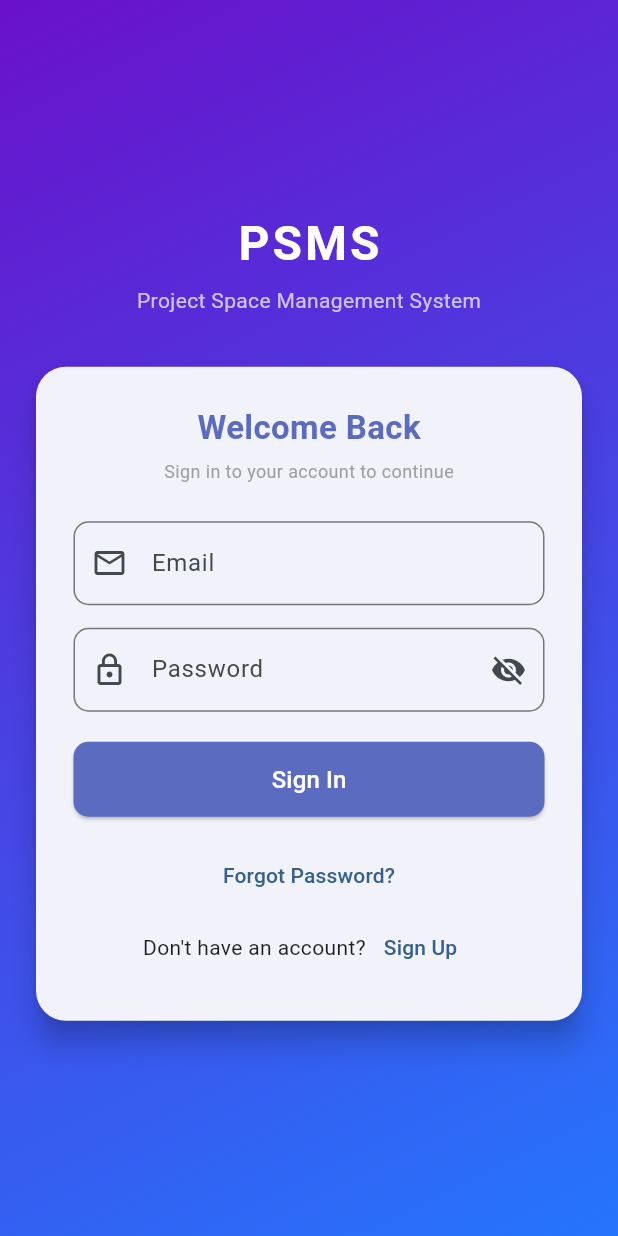
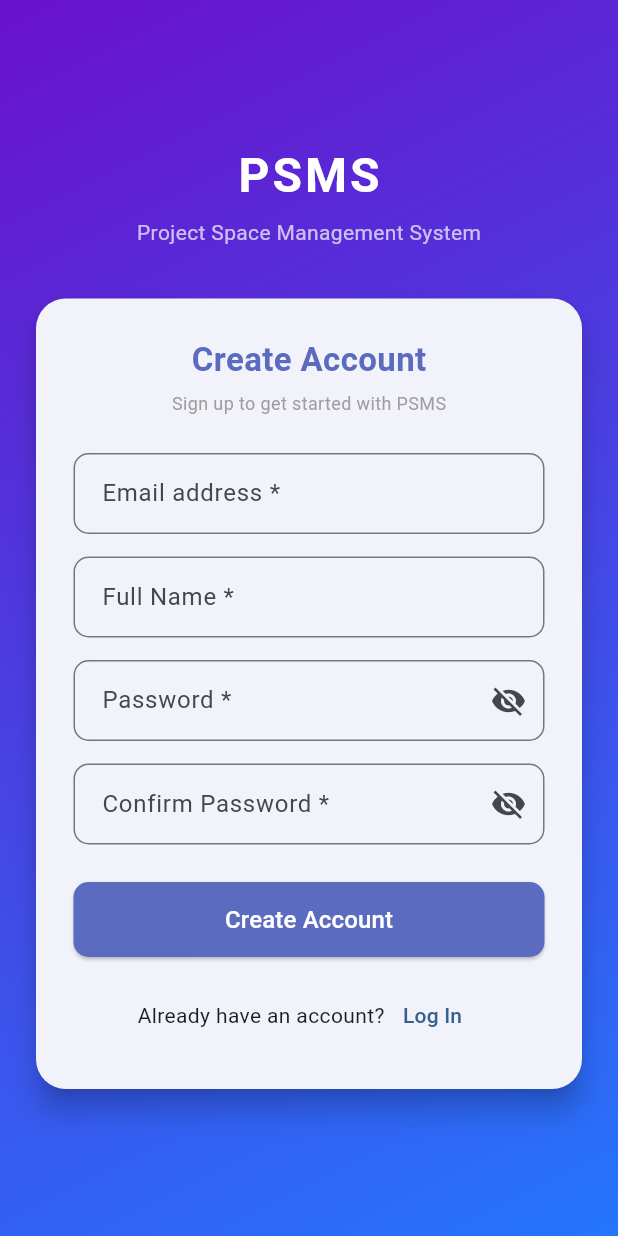
Before and after one commit to software-project-5-6/mobile, a Flutter app: the screen it shows after launch, after a tap on "Sign Up", on a phone screen of 412 x 824 dp. Run offline on Flutter 3.47's test engine with Material 3 defaults, Android fonts, the phone set to English and light mode, and no system bars.

Commit message:
Sign Up UI

```diff
--- a/lib/screens/login_screen.dart
+++ b/lib/screens/login_screen.dart
@@ -1,5 +1,6 @@
 import 'package:flutter/material.dart';
 import 'admin_dashboard.dart';
+import 'signup_screen.dart';
 
 class LoginScreen extends StatefulWidget {
   const LoginScreen({super.key});
@@ -163,7 +164,13 @@ class _LoginScreenState extends State<LoginScreen> {
                             children: [
                               const Text("Don't have an account?"),
                               TextButton(
-                                onPressed: () {},
+                                onPressed: () {
+                                  // Navigate to Sign Up Screen
+                                  Navigator.push(
+                                    context,
+                                    MaterialPageRoute(builder: (context) => const SignupScreen()),
+                                  );
+                                },
                                 child: const Text("Sign Up"),
                               ),
                             ],
--- /dev/null
+++ b/lib/screens/signup_screen.dart
@@ -0,0 +1,187 @@
+import 'package:flutter/material.dart';
+import 'login_screen.dart'; // Import Login to go back
+
+class SignupScreen extends StatefulWidget {
+  const SignupScreen({super.key});
+
+  @override
+  State<SignupScreen> createState() => _SignupScreenState();
+}
+
+class _SignupScreenState extends State<SignupScreen> {
+  // Controllers for text fields
+  final _emailController = TextEditingController();
+  final _nameController = TextEditingController();
+  final _passwordController = TextEditingController();
+  final _confirmPasswordController = TextEditingController();
+
+  // Toggles for password visibility
+  bool _isPasswordVisible = false;
+  bool _isConfirmPasswordVisible = false;
+
+  @override
+  Widget build(BuildContext context) {
+    return Scaffold(
+      body: Container(
+        width: double.infinity,
+        height: double.infinity,
+        // 1. PURPLE GRADIENT BACKGROUND (Same as Login)
+        decoration: const BoxDecoration(
+          gradient: LinearGradient(
+            begin: Alignment.topLeft,
+            end: Alignment.bottomRight,
+            colors: [Color(0xFF6A11CB), Color(0xFF2575FC)],
+          ),
+        ),
+        child: Center(
+          child: SingleChildScrollView(
+            child: Padding(
+              padding: const EdgeInsets.all(20.0),
+              child: Column(
+                mainAxisAlignment: MainAxisAlignment.center,
+                children: [
+                  // HEADER TEXT
+                  const Text(
+                    "PSMS",
+                    style: TextStyle(
+                      color: Colors.white,
+                      fontSize: 32,
+                      fontWeight: FontWeight.bold,
+                      letterSpacing: 2,
+                    ),
+                  ),
+                  const SizedBox(height: 5),
+                  const Text(
+                    "Project Space Management System",
+                    style: TextStyle(color: Colors.white70, fontSize: 14),
+                  ),
+                  const SizedBox(height: 30),
+
+                  // 2. THE SIGN UP CARD
+                  Card(
+                    elevation: 8,
+                    shape: RoundedRectangleBorder(
+                      borderRadius: BorderRadius.circular(20),
+                    ),
+                    child: Padding(
+                      padding: const EdgeInsets.all(25.0),
+                      child: Column(
+                        mainAxisSize: MainAxisSize.min,
+                        children: [
+                          const Text(
+                            "Create Account",
+                            style: TextStyle(
+                              fontSize: 22,
+                              fontWeight: FontWeight.bold,
+                              color: Color(0xFF5B6BBF),
+                            ),
+                          ),
+                          const SizedBox(height: 5),
+                          const Text(
+                            "Sign up to get started with PSMS",
+                            style: TextStyle(color: Colors.grey, fontSize: 12),
+                          ),
+                          const SizedBox(height: 25),
+
+                          // EMAIL FIELD
+                          _buildTextField("Email address *", _emailController, false),
+                          const SizedBox(height: 15),
+
+                          // FULL NAME FIELD
+                          _buildTextField("Full Name *", _nameController, false),
+                          const SizedBox(height: 15),
+
+                          // PASSWORD FIELD
+                          _buildPasswordField("Password *", _passwordController, _isPasswordVisible, () {
+                            setState(() {
+                              _isPasswordVisible = !_isPasswordVisible;
+                            });
+                          }),
+                          const SizedBox(height: 15),
+
+                          // CONFIRM PASSWORD FIELD
+                          _buildPasswordField("Confirm Password *", _confirmPasswordController, _isConfirmPasswordVisible, () {
+                            setState(() {
+                              _isConfirmPasswordVisible = !_isConfirmPasswordVisible;
+                            });
+                          }),
+                          const SizedBox(height: 25),
+
+                          // CREATE ACCOUNT BUTTON
+                          SizedBox(
+                            width: double.infinity,
+                            height: 50,
+                            child: ElevatedButton(
+                              style: ElevatedButton.styleFrom(
+                                backgroundColor: const Color(0xFF5B6BBF),
+                                foregroundColor: Colors.white,
+                                shape: RoundedRectangleBorder(
+                                  borderRadius: BorderRadius.circular(10),
+                                ),
+                              ),
+                              onPressed: () {
+                                // Add Sign Up Logic Later
+                                print("Sign Up Clicked");
+                              },
+                              child: const Text("Create Account", style: TextStyle(fontSize: 16)),
+                            ),
+                          ),
+                          const SizedBox(height: 15),
+
+                          // LINK BACK TO LOGIN
+                          Row(
+                            mainAxisAlignment: MainAxisAlignment.center,
+                            children: [
+                              const Text("Already have an account?"),
+                              TextButton(
+                                onPressed: () {
+                                  // Navigate back to Login
+                                  Navigator.pop(context);
+                                },
+                                child: const Text("Log In"),
+                              ),
+                            ],
+                          )
+                        ],
+                      ),
+                    ),
+                  ),
+                ],
+              ),
+            ),
+          ),
+        ),
+      ),
+    );
+  }
+
+  // Helper widget to build standard text fields
+  Widget _buildTextField(String label, TextEditingController controller, bool isPassword) {
+    return TextField(
+      controller: controller,
+      obscureText: isPassword,
+      decoration: InputDecoration(
+        labelText: label,
+        border: OutlineInputBorder(borderRadius: BorderRadius.circular(10)),
+        contentPadding: const EdgeInsets.symmetric(horizontal: 15, vertical: 15),
+      ),
+    );
+  }
+
+  // Helper widget to build password fields with eye icon
+  Widget _buildPasswordField(String label, TextEditingController controller, bool isVisible, VoidCallback onToggle) {
+    return TextField(
+      controller: controller,
+      obscureText: !isVisible,
+      decoration: InputDecoration(
+        labelText: label,
+        border: OutlineInputBorder(borderRadius: BorderRadius.circular(10)),
+        suffixIcon: IconButton(
+          icon: Icon(isVisible ? Icons.visibility : Icons.visibility_off),
+          onPressed: onToggle,
+        ),
+        contentPadding: const EdgeInsets.symmetric(horizontal: 15, vertical: 15),
+      ),
+    );
+  }
+}
```
Also changed, not shown: lib/screens/admin_dashboard.dart (+76 -3 lines).
